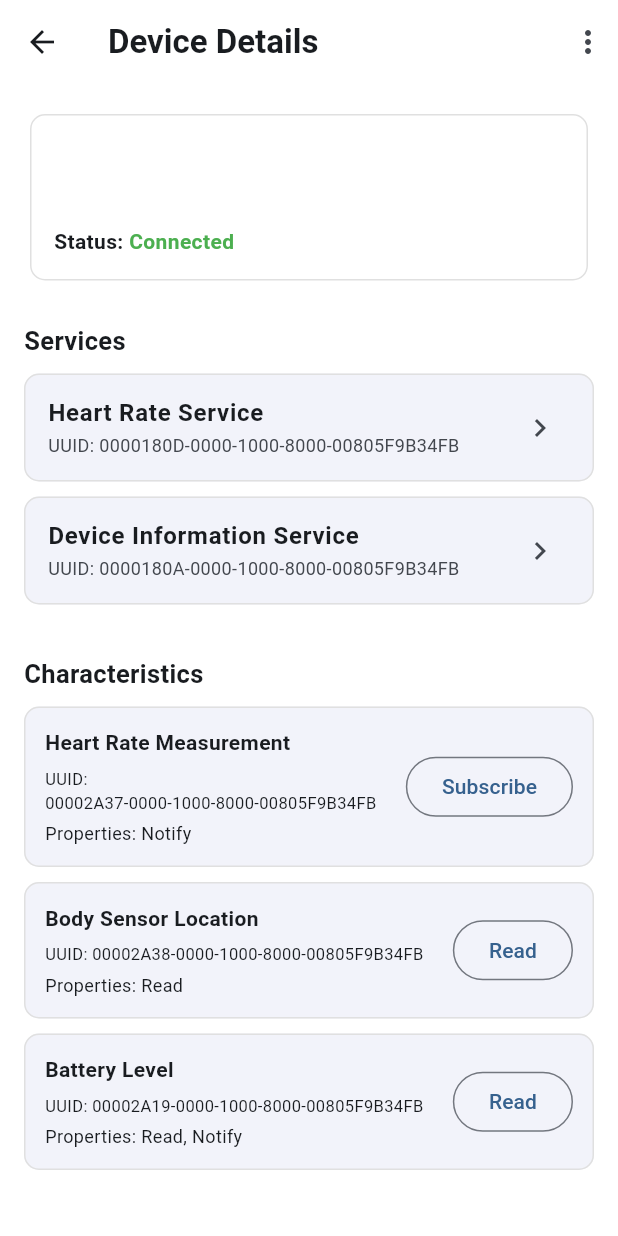
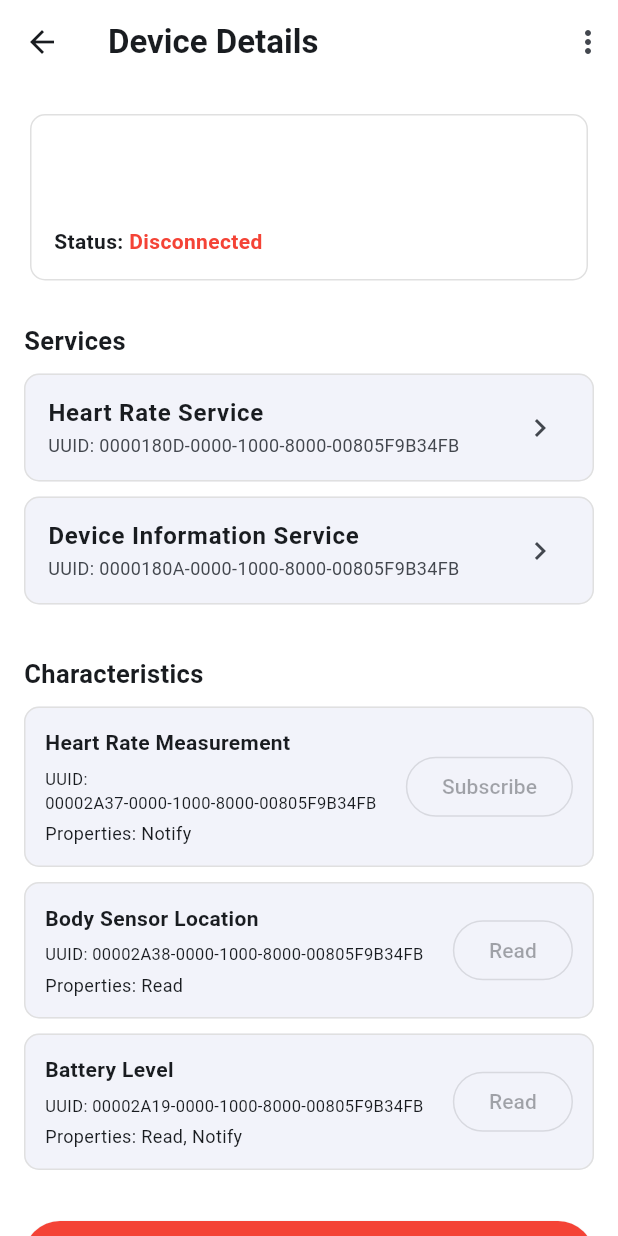
Before and after one commit to rimonnnn/ble_vitals_scanner, a Flutter app: the DeviceDetailsScreen screen opened directly with empty values, on a phone screen of 412 x 824 dp. Run offline on Flutter 3.47's test engine with Material 3 defaults, Android fonts, the phone set to English and light mode, and no system bars; our stand-ins replace permission_handler; missing offline and left inert: flutter_reactive_ble.

Commit message:
Implement device connection status

```diff
--- a/lib/features/ble/provider/ble_provider.dart
+++ b/lib/features/ble/provider/ble_provider.dart
@@ -9,12 +9,16 @@ import '../data/ble_repository.dart';
 class BleProvider extends ChangeNotifier {
   final BleRepository _bleRepository;
   final BlePermissionService _permissionService;
+  StreamSubscription<ConnectionStateUpdate>? _connectionSubscription;
+
+  ConnectionStateUpdate? connectionState;
+  String? connectedDeviceId;
 
   BleProvider({
     required BleRepository bleRepository,
     required BlePermissionService permissionService,
-  })  : _bleRepository = bleRepository,
-        _permissionService = permissionService;
+  }) : _bleRepository = bleRepository,
+       _permissionService = permissionService;
 
   StreamSubscription<DiscoveredDevice>? _scanSubscription;
 
@@ -69,9 +73,55 @@ class BleProvider extends ChangeNotifier {
     notifyListeners();
   }
 
+  Future<void> connectToDevice(String deviceId) async {
+    errorMessage = null;
+    connectedDeviceId = deviceId;
+
+    await _connectionSubscription?.cancel();
+
+    _connectionSubscription = _bleRepository
+        .connectToDevice(deviceId)
+        .listen(
+          (update) {
+            connectionState = update;
+            notifyListeners();
+          },
+          onError: (error) {
+            errorMessage = 'Connection failed: $error';
+            notifyListeners();
+          },
+        );
+  }
+
+  Future<void> disconnect() async {
+    await _connectionSubscription?.cancel();
+    _connectionSubscription = null;
+    connectionState = null;
+    connectedDeviceId = null;
+    notifyListeners();
+  }
+
+  String get connectionStatusText {
+    final state = connectionState?.connectionState;
+
+    if (state == null) return 'Disconnected';
+
+    switch (state) {
+      case DeviceConnectionState.connecting:
+        return 'Connecting';
+      case DeviceConnectionState.connected:
+        return 'Connected';
+      case DeviceConnectionState.disconnecting:
+        return 'Disconnecting';
+      case DeviceConnectionState.disconnected:
+        return 'Disconnected';
+    }
+  }
+
   @override
   void dispose() {
     _scanSubscription?.cancel();
+    _connectionSubscription?.cancel();
     super.dispose();
   }
 }
--- a/lib/screens/device_details_screen/device_details_screen.dart
+++ b/lib/screens/device_details_screen/device_details_screen.dart
@@ -1,7 +1,9 @@
+import 'package:ble_vitals_scanner/features/ble/provider/ble_provider.dart';
 import 'package:ble_vitals_scanner/screens/live_data_screen/live_data_screen.dart';
 import 'package:flutter/material.dart';
+import 'package:provider/provider.dart';
 
-class DeviceDetailsScreen extends StatelessWidget {
+class DeviceDetailsScreen extends StatefulWidget {
   final String deviceName;
   final String deviceId;
 
@@ -12,7 +14,23 @@ class DeviceDetailsScreen extends StatelessWidget {
   });
 
   @override
+  State<DeviceDetailsScreen> createState() => _DeviceDetailsScreenState();
+}
+
+class _DeviceDetailsScreenState extends State<DeviceDetailsScreen> {
+  @override
+  void initState() {
+    super.initState();
+
+    Future.microtask(() {
+      context.read<BleProvider>().connectToDevice(widget.deviceId);
+    });
+  }
+
+  @override
   Widget build(BuildContext context) {
+    final bleProvider = context.watch<BleProvider>();
+
     return Scaffold(
       appBar: AppBar(
         backgroundColor: Colors.white,
@@ -30,79 +48,147 @@ class DeviceDetailsScreen extends StatelessWidget {
               crossAxisAlignment: CrossAxisAlignment.start,
               children: [
                 Text(
-                  deviceName,
+                  widget.deviceName,
                   style: const TextStyle(
                     fontSize: 18,
                     fontWeight: FontWeight.bold,
                   ),
                 ),
+
                 const SizedBox(height: 6),
-                Text(deviceId),
+
+                Text(widget.deviceId),
+
                 const SizedBox(height: 6),
-                const Text.rich(
+
+                Text.rich(
                   TextSpan(
                     text: 'Status: ',
-                    style: TextStyle(fontWeight: FontWeight.bold),
+                    style: const TextStyle(fontWeight: FontWeight.bold),
                     children: [
                       TextSpan(
-                        text: 'Connected',
+                        text: bleProvider.connectionStatusText,
                         style: TextStyle(
-                          color: Colors.green,
+                          color: _getStatusColor(
+                            bleProvider.connectionStatusText,
+                          ),
                           fontWeight: FontWeight.bold,
                         ),
                       ),
                     ],
                   ),
                 ),
+
+                if (bleProvider.errorMessage != null) ...[
+                  const SizedBox(height: 8),
+                  Text(
+                    bleProvider.errorMessage!,
+                    style: const TextStyle(
+                      color: Colors.red,
+                      fontWeight: FontWeight.w600,
+                    ),
+                  ),
+                ],
               ],
             ),
           ),
+
           const SizedBox(height: 24),
+
           const SectionTitle(title: 'Services'),
+
           const ServiceTile(
             title: 'Heart Rate Service',
             uuid: '0000180D-0000-1000-8000-00805F9B34FB',
           ),
+
           const ServiceTile(
             title: 'Device Information Service',
             uuid: '0000180A-0000-1000-8000-00805F9B34FB',
           ),
+
           const SizedBox(height: 24),
+
           const SectionTitle(title: 'Characteristics'),
+
           CharacteristicTile(
             title: 'Heart Rate Measurement',
             uuid: '00002A37-0000-1000-8000-00805F9B34FB',
             properties: 'Notify',
             buttonText: 'Subscribe',
-            onPressed: () {
+            onPressed: bleProvider.connectionStatusText == 'Connected'
+                ? () {
                     Navigator.push(
                       context,
                       MaterialPageRoute(
                         builder: (_) => LiveDataScreen(
-                    deviceName: deviceName,
-                    deviceId: deviceId,
+                          deviceName: widget.deviceName,
+                          deviceId: widget.deviceId,
                         ),
                       ),
                     );
-            },
+                  }
+                : null,
           ),
+
           CharacteristicTile(
             title: 'Body Sensor Location',
             uuid: '00002A38-0000-1000-8000-00805F9B34FB',
             properties: 'Read',
             buttonText: 'Read',
-            onPressed: () {},
+            onPressed: bleProvider.connectionStatusText == 'Connected'
+                ? () {}
+                : null,
           ),
+
           CharacteristicTile(
             title: 'Battery Level',
             uuid: '00002A19-0000-1000-8000-00805F9B34FB',
             properties: 'Read, Notify',
             buttonText: 'Read',
-            onPressed: () {},
+            onPressed: bleProvider.connectionStatusText == 'Connected'
+                ? () {}
+                : null,
+          ),
+
+          const SizedBox(height: 24),
+
+          SizedBox(
+            width: double.infinity,
+            height: 48,
+            child: ElevatedButton(
+              onPressed: () async {
+                await context.read<BleProvider>().disconnect();
+
+                if (!context.mounted) return;
+
+                Navigator.pop(context);
+              },
+              style: ElevatedButton.styleFrom(
+                backgroundColor: Colors.red,
+                foregroundColor: Colors.white,
+              ),
+              child: const Text('Disconnect'),
+            ),
           ),
         ],
       ),
     );
+  }
+
+  Color _getStatusColor(String status) {
+    switch (status) {
+      case 'Connected':
+        return Colors.green;
+      case 'Connecting':
+        return Colors.orange;
+      case 'Disconnecting':
+        return Colors.orange;
+      case 'Disconnected':
+        return Colors.red;
+      default:
+        return Colors.grey;
+    }
   }
 }
 
@@ -171,7 +257,7 @@ class CharacteristicTile extends StatelessWidget {
   final String uuid;
   final String properties;
   final String buttonText;
-  final VoidCallback onPressed;
+  final VoidCallback? onPressed;
 
   const CharacteristicTile({
     super.key,
@@ -203,9 +289,13 @@ class CharacteristicTile extends StatelessWidget {
                     title,
                     style: const TextStyle(fontWeight: FontWeight.w600),
                   ),
+
                   const SizedBox(height: 6),
+
                   Text('UUID: $uuid', style: const TextStyle(fontSize: 11)),
+
                   const SizedBox(height: 4),
+
                   Text(
                     'Properties: $properties',
                     style: const TextStyle(fontSize: 12),
@@ -213,6 +303,7 @@ class CharacteristicTile extends StatelessWidget {
                 ],
               ),
             ),
+
             OutlinedButton(onPressed: onPressed, child: Text(buttonText)),
           ],
         ),
```
Lines whose indentation alone changed are shown as unchanged.
